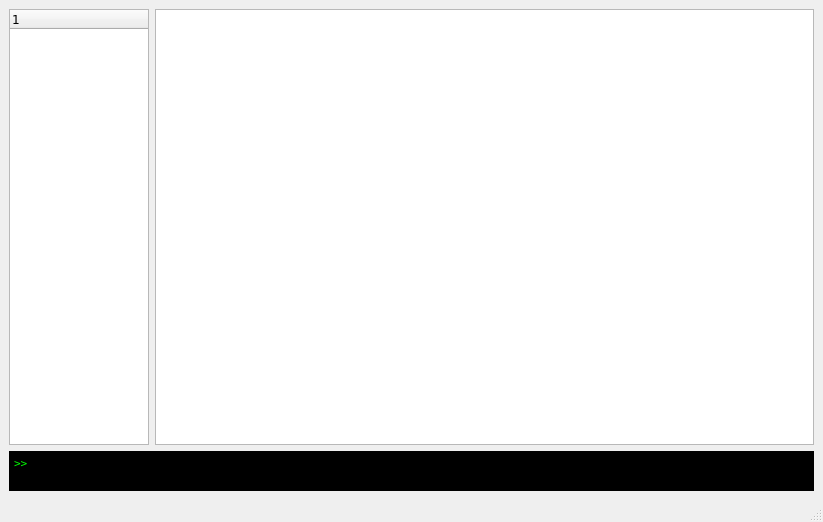
This is results_window.ui in bwallace/OpenMeta-analyst- as Qt 5 draws it before an edit. The edited form follows.
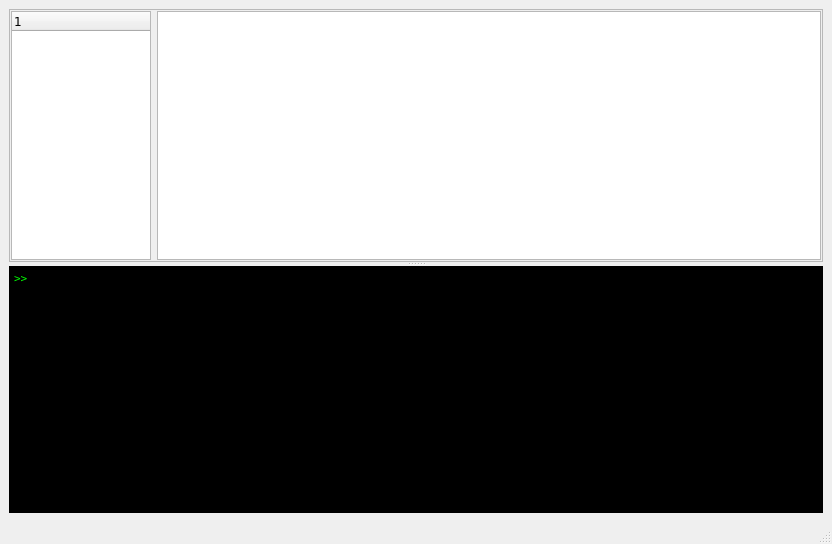
This is the edited form.

Commit message: allowing resizing on the results window UI

Diff of the .ui file:
```diff
--- a/results_window.ui
+++ b/results_window.ui
@@ -1,21 +1,16 @@
 <ui version="4.0" >
  <class>ResultsWindow</class>
- <widget class="QMainWindow" name="ResultsWindow" >
-  <property name="windowModality" >
-   <enum>Qt::NonModal</enum>
-  </property>
-  <property name="geometry" >
+ <widget class="QMainWindow" name="ResultsWindow">
+  <property name="geometry">
    <rect>
     <x>0</x>
     <y>0</y>
-    <width>823</width>
-    <height>522</height>
+    <width>832</width>
+    <height>544</height>
    </rect>
   </property>
-  <property name="font" >
-   <font>
-    <family>Verdana</family>
-   </font>
+  <property name="windowTitle">
+   <string>MainWindow</string>
   </property>
   <property name="windowTitle" >
    <string>Results / Analysis</string>
@@ -23,26 +18,40 @@
   <widget class="QWidget" name="centralwidget" >
    <layout class="QVBoxLayout" name="verticalLayout" >
     <item>
-     <layout class="QHBoxLayout" name="horizontalLayout" >
-      <item>
-       <widget class="QTreeWidget" name="nav_tree" >
-        <property name="maximumSize" >
+     <widget class="QSplitter" name="splitter">
+      <property name="orientation">
+       <enum>Qt::Vertical</enum>
+      </property>
+      <widget class="QFrame" name="frame">
+       <property name="minimumSize">
          <size>
-          <width>140</width>
-          <height>16777215</height>
-         </size>
-        </property>
-        <property name="font" >
+         <width>733</width>
+         <height>0</height>
+        </size>
+       </property>
+       <property name="font">
          <font>
           <family>Verdana</family>
          </font>
         </property>
-        <property name="animated" >
-         <bool>true</bool>
-        </property>
-        <property name="columnCount" >
+       <property name="frameShape">
+        <enum>QFrame::StyledPanel</enum>
+       </property>
+       <property name="frameShadow">
+        <enum>QFrame::Raised</enum>
+       </property>
+       <layout class="QGridLayout" name="gridLayout">
+        <property name="margin">
          <number>1</number>
         </property>
+        <item row="0" column="0">
+         <widget class="QTreeWidget" name="nav_tree">
+          <property name="maximumSize">
+           <size>
+            <width>140</width>
+            <height>16777215</height>
+           </size>
+          </property>
         <column>
          <property name="text" >
           <string>1</string>
@@ -50,30 +59,37 @@
         </column>
        </widget>
       </item>
-      <item>
-       <widget class="QGraphicsView" name="graphics_view" >
-        <property name="backgroundBrush" >
-         <brush brushstyle="NoBrush" >
-          <color alpha="255" >
-           <red>255</red>
-           <green>255</green>
-           <blue>255</blue>
-          </color>
-         </brush>
-        </property>
-       </widget>
-      </item>
-     </layout>
-    </item>
-    <item>
-     <widget class="QTextEdit" name="psuedo_console" >
-      <property name="maximumSize" >
+        <item row="0" column="1">
+         <widget class="QGraphicsView" name="graphics_view"/>
+        </item>
+       </layout>
+      </widget>
+      <widget class="QTextEdit" name="psuedo_console">
+       <property name="sizePolicy">
+        <sizepolicy hsizetype="Expanding" vsizetype="Expanding">
+         <horstretch>0</horstretch>
+         <verstretch>0</verstretch>
+        </sizepolicy>
+       </property>
+       <property name="minimumSize">
+        <size>
+         <width>733</width>
+         <height>0</height>
+        </size>
+       </property>
+       <property name="maximumSize">
        <size>
         <width>16777215</width>
-        <height>40</height>
-       </size>
-      </property>
-      <property name="font" >
+         <height>16777215</height>
+        </size>
+       </property>
+       <property name="baseSize">
+        <size>
+         <width>0</width>
+         <height>0</height>
+        </size>
+       </property>
+       <property name="font">
        <font>
         <family>Terminal</family>
        </font>
@@ -88,17 +104,18 @@
       <property name="lineWrapMode" >
        <enum>QTextEdit::NoWrap</enum>
       </property>
-      <property name="html" >
-       <string>&lt;!DOCTYPE HTML PUBLIC "-//W3C//DTD HTML 4.0//EN" "http://www.w3.org/TR/REC-html40/strict.dtd">
-&lt;html>&lt;head>&lt;meta name="qrichtext" content="1" />&lt;style type="text/css">
+       <property name="html">
+        <string>&lt;!DOCTYPE HTML PUBLIC &quot;-//W3C//DTD HTML 4.0//EN&quot; &quot;http://www.w3.org/TR/REC-html40/strict.dtd&quot;&gt;
+&lt;html&gt;&lt;head&gt;&lt;meta name=&quot;qrichtext&quot; content=&quot;1&quot; /&gt;&lt;style type=&quot;text/css&quot;&gt;
 p, li { white-space: pre-wrap; }
-&lt;/style>&lt;/head>&lt;body style=" font-family:'Terminal'; font-size:8.25pt; font-weight:400; font-style:normal;">
-&lt;p style=" margin-top:0px; margin-bottom:0px; margin-left:0px; margin-right:0px; -qt-block-indent:0; text-indent:0px; font-size:8pt;">&amp;gt;&amp;gt; &lt;/p>&lt;/body>&lt;/html></string>
-      </property>
-      <property name="acceptRichText" >
+&lt;/style&gt;&lt;/head&gt;&lt;body style=&quot; font-family:'Terminal'; font-size:8.25pt; font-weight:400; font-style:normal;&quot;&gt;
+&lt;p style=&quot; margin-top:0px; margin-bottom:0px; margin-left:0px; margin-right:0px; -qt-block-indent:0; text-indent:0px;&quot;&gt;&lt;span style=&quot; font-size:8pt;&quot;&gt;&amp;gt;&amp;gt; &lt;/span&gt;&lt;/p&gt;&lt;/body&gt;&lt;/html&gt;</string>
+       </property>
+       <property name="acceptRichText">
        <bool>false</bool>
       </property>
      </widget>
+     </widget>
     </item>
    </layout>
   </widget>
```
Left out of the diff: 32 changed lines with no effect on the pictures. Lines whose indentation alone changed are shown as unchanged.
